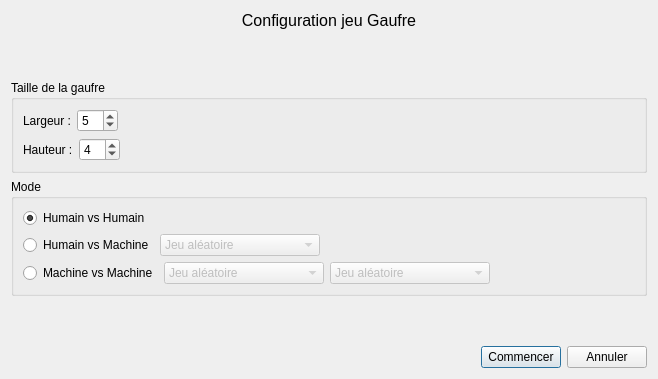
Qt form preprojet/CV/Gauffre/ConfigGameWindow.ui (paboccard/Projet_Prog_Jeu) before a commit.
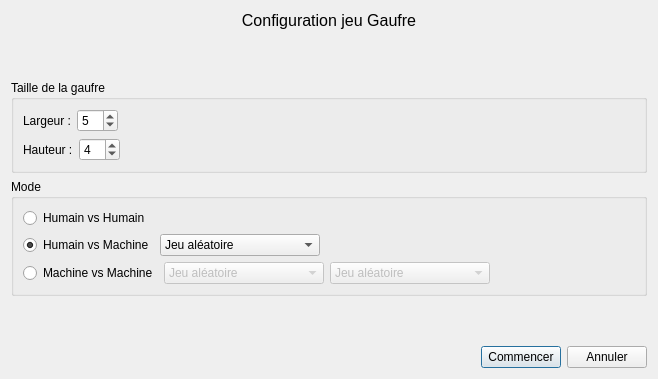
The same form after that commit.

Commit message: meilleur affichage

```diff
--- a/preprojet/CV/Gauffre/ConfigGameWindow.ui
+++ b/preprojet/CV/Gauffre/ConfigGameWindow.ui
@@ -146,7 +146,7 @@
          <string>Humain vs Humain</string>
         </property>
         <property name="checked">
-         <bool>true</bool>
+         <bool>false</bool>
         </property>
        </widget>
       </item>
@@ -157,12 +157,15 @@
           <property name="text">
            <string>Humain vs Machine</string>
           </property>
+          <property name="checked">
+           <bool>true</bool>
+          </property>
          </widget>
         </item>
         <item>
          <widget class="QComboBox" name="difficultypvcComboBox">
           <property name="enabled">
-           <bool>false</bool>
+           <bool>true</bool>
           </property>
           <item>
            <property name="text">
```
The commit also changes 1 other file.
